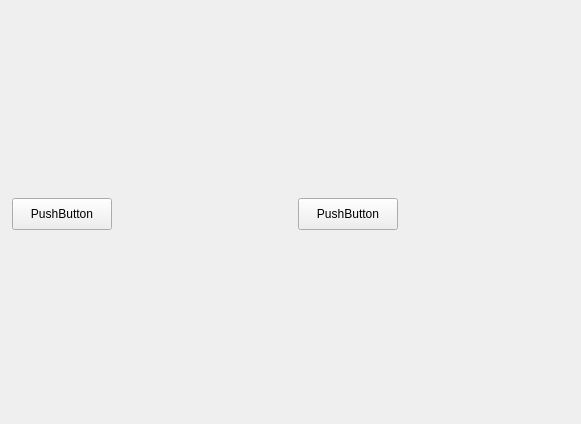
First picture: the form in main/presentation/ui/firstTraining/firsttrainingscreen.ui, repository AnastasiaKrachkovskaya/educational_practice, before the edit.
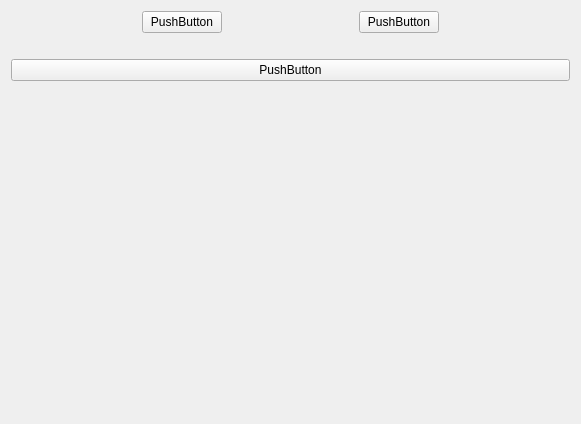
Second picture: the form after the edit.

```diff
--- a/main/presentation/ui/firstTraining/firsttrainingscreen.ui
+++ b/main/presentation/ui/firstTraining/firsttrainingscreen.ui
@@ -13,32 +13,101 @@
   <property name="windowTitle">
    <string>Form</string>
   </property>
-  <widget class="QPushButton" name="pushButton">
-   <property name="geometry">
-    <rect>
-     <x>298</x>
-     <y>198</y>
-     <width>100</width>
-     <height>32</height>
-    </rect>
-   </property>
-   <property name="text">
-    <string>PushButton</string>
-   </property>
-  </widget>
-  <widget class="QPushButton" name="pushButton_2">
-   <property name="geometry">
-    <rect>
-     <x>12</x>
-     <y>198</y>
-     <width>100</width>
-     <height>32</height>
-    </rect>
-   </property>
-   <property name="text">
-    <string>PushButton</string>
-   </property>
-  </widget>
+  <layout class="QVBoxLayout" name="verticalLayout">
+   <item>
+    <layout class="QHBoxLayout" name="horizontalLayout">
+     <item>
+      <spacer name="horizontalSpacer">
+       <property name="orientation">
+        <enum>Qt::Horizontal</enum>
+       </property>
+       <property name="sizeHint" stdset="0">
+        <size>
+         <width>40</width>
+         <height>20</height>
+        </size>
+       </property>
+      </spacer>
+     </item>
+     <item>
+      <widget class="QPushButton" name="pushButton">
+       <property name="text">
+        <string>PushButton</string>
+       </property>
+      </widget>
+     </item>
+     <item>
+      <spacer name="horizontalSpacer_3">
+       <property name="orientation">
+        <enum>Qt::Horizontal</enum>
+       </property>
+       <property name="sizeHint" stdset="0">
+        <size>
+         <width>40</width>
+         <height>20</height>
+        </size>
+       </property>
+      </spacer>
+     </item>
+     <item>
+      <widget class="QPushButton" name="pushButton_3">
+       <property name="text">
+        <string>PushButton</string>
+       </property>
+      </widget>
+     </item>
+     <item>
+      <spacer name="horizontalSpacer_2">
+       <property name="orientation">
+        <enum>Qt::Horizontal</enum>
+       </property>
+       <property name="sizeHint" stdset="0">
+        <size>
+         <width>40</width>
+         <height>20</height>
+        </size>
+       </property>
+      </spacer>
+     </item>
+    </layout>
+   </item>
+   <item>
+    <spacer name="verticalSpacer_2">
+     <property name="orientation">
+      <enum>Qt::Vertical</enum>
+     </property>
+     <property name="sizeType">
+      <enum>QSizePolicy::Fixed</enum>
+     </property>
+     <property name="sizeHint" stdset="0">
+      <size>
+       <width>20</width>
+       <height>20</height>
+      </size>
+     </property>
+    </spacer>
+   </item>
+   <item>
+    <widget class="QPushButton" name="pushButton_2">
+     <property name="text">
+      <string>PushButton</string>
+     </property>
+    </widget>
+   </item>
+   <item>
+    <spacer name="verticalSpacer">
+     <property name="orientation">
+      <enum>Qt::Vertical</enum>
+     </property>
+     <property name="sizeHint" stdset="0">
+      <size>
+       <width>20</width>
+       <height>40</height>
+      </size>
+     </property>
+    </spacer>
+   </item>
+  </layout>
  </widget>
  <resources/>
  <connections/>
```
